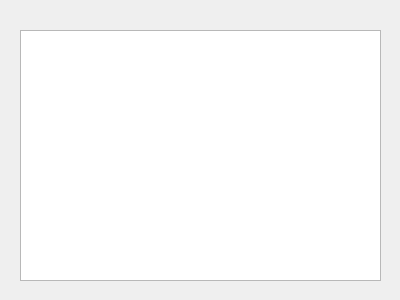
First picture: the form in 2DGraphicsModeler/modelerapp.ui, repository hoonman/qties, before the edit.
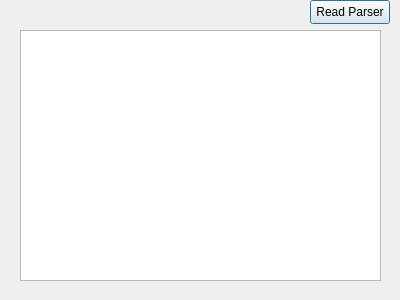
Second picture: the form after the edit.

What changed in the file:
```diff
--- a/2DGraphicsModeler/modelerapp.ui
+++ b/2DGraphicsModeler/modelerapp.ui
@@ -23,6 +23,19 @@
     </rect>
    </property>
   </widget>
+  <widget class="QPushButton" name="pushButton_readParser">
+   <property name="geometry">
+    <rect>
+     <x>310</x>
+     <y>0</y>
+     <width>80</width>
+     <height>24</height>
+    </rect>
+   </property>
+   <property name="text">
+    <string>Read Parser</string>
+   </property>
+  </widget>
  </widget>
  <resources/>
  <connections/>
```
